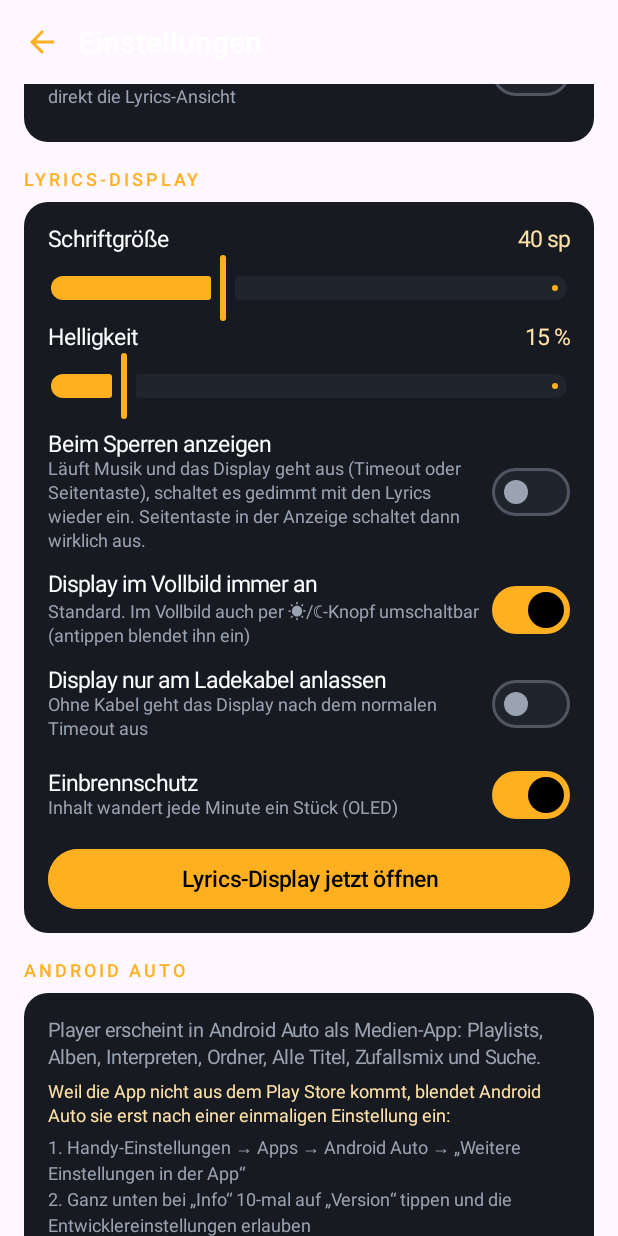
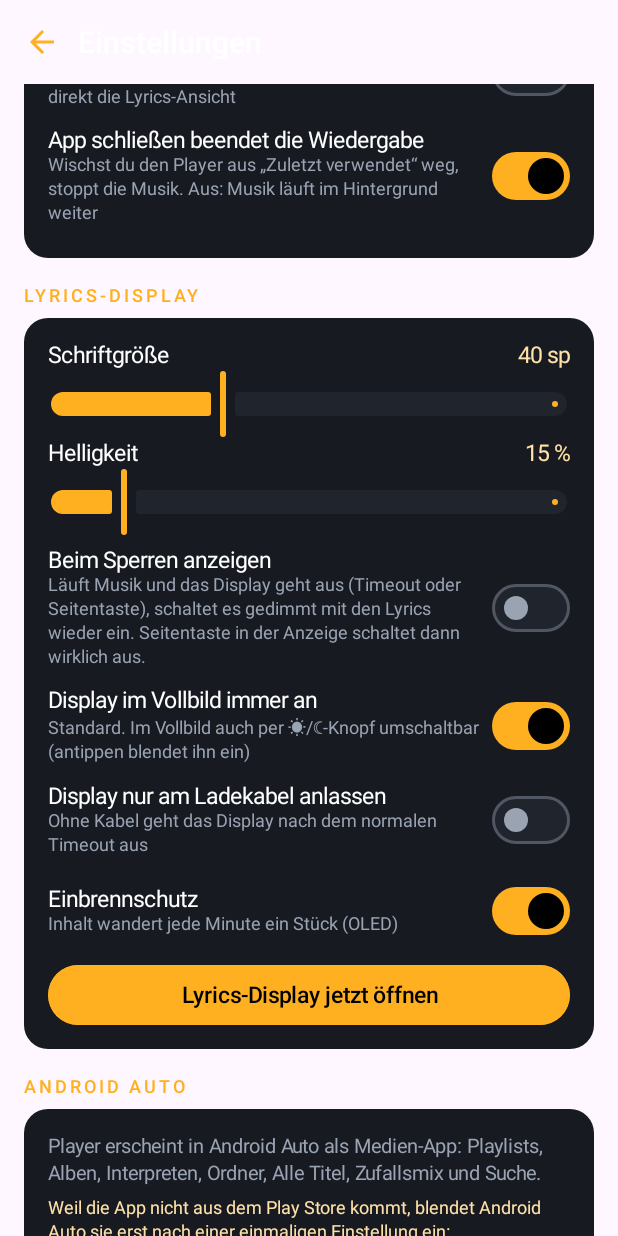
Before and after one commit to cappy0815/player, an Android app built with Jetpack Compose: the composable SettingsScreen shown on its own in the app's theme, scrolled down 1074 dp, on a phone screen of 412 x 824 dp. Run offline under Robolectric (Android 15) with nearby library versions, the phone set to English and light mode, and no system bars; pictures from the network do not load; 6 statements that could not run were skipped.

Commit message:
v0.10.3: Wiedergabe beenden beim Schließen, Screenshot im README
Co-Authored-By: Claude Opus 5.5 <noreply@anthropic.com>
Claude-Session: https://claude.ai/code/session_012EnHbtwGtZWvJnBzJAG86Q

```diff
--- a/app/build.gradle.kts
+++ b/app/build.gradle.kts
@@ -12,8 +12,8 @@ android {
         applicationId = "de.cappy.tagplayer"
         minSdk = 29
         targetSdk = 35
-        versionCode = 16
-        versionName = "0.10.2"
+        versionCode = 17
+        versionName = "0.10.3"
     }
     // Signierschlüssel liegt NICHT im Repo. Angaben in keystore.properties
     val ksFile = rootProject.file("keystore.properties")
--- a/app/src/main/java/de/cappy/tagplayer/Data.kt
+++ b/app/src/main/java/de/cappy/tagplayer/Data.kt
@@ -213,6 +213,10 @@ class Prefs private constructor(ctx: Context) {
     /** Beim Abspielen aus einer Liste direkt die Lyrics-Ansicht öffnen */
     var autoLyricsView: Boolean get() = _autoLyricsView.value; set(v) { _autoLyricsView.value = v; sp.edit().putBoolean("autoLyricsView", v).apply() }
 
+    private val _stopOnClose = b("stopOnClose", true)
+    /** App aus den „Zuletzt verwendet“ wegwischen beendet die Wiedergabe */
+    var stopOnClose: Boolean get() = _stopOnClose.value; set(v) { _stopOnClose.value = v; sp.edit().putBoolean("stopOnClose", v).apply() }
+
     private val _shift = b("pixelShift", true)
     var pixelShift: Boolean get() = _shift.value; set(v) { _shift.value = v; sp.edit().putBoolean("pixelShift", v).apply() }
 
--- a/app/src/main/java/de/cappy/tagplayer/HelpScreen.kt
+++ b/app/src/main/java/de/cappy/tagplayer/HelpScreen.kt
@@ -32,7 +32,7 @@ private val HELP: List<Pair<String, List<String>>> = listOf(
         "Unten erscheint der Miniplayer: antippen öffnet die Wiedergabe, die Knöpfe daneben öffnen Lyrics und Wiedergabeliste.",
         "In der Wiedergabe zwischen Cover und Lyrics wischen.",
         "Wiedergabeliste: zeigt, was gerade läuft und was danach kommt. Antippen springt zum Titel, langer Druck sortiert oder entfernt. Oben: Lyrics, als Playlist speichern, kommende Titel entfernen.",
-        "Im Hintergrund steuerst du Player über die Benachrichtigung (Pull-down): Zurück, Pause/Weiter, Weiter und „Beenden“. Beenden stoppt die Wiedergabe und schließt die Benachrichtigung.",
+        "Im Hintergrund steuerst du Player über die Benachrichtigung (Pull-down): Zurück, Pause/Weiter, Weiter und „Beenden“. Beenden stoppt die Wiedergabe und schließt die Benachrichtigung. Zusätzlich: Player aus „Zuletzt verwendet“ wegwischen beendet die Musik (abschaltbar unter Einstellungen → Wiedergabe), und im Wiedergabe-Menü (⋮) gibt es „Wiedergabe beenden“. „Weiterhören“ merkt sich trotzdem Titel und Stelle.",
         "Langer Druck auf das App-Icon: Weiterhören, Zufallsmix, Suchen, Lyrics-Vollbild. Die Einträge lassen sich auch auf den Startbildschirm ziehen.",
         "Die zuletzt gespielte Liste bleibt auch nach einem Neustart erhalten („Weiterhören“, Kopfhörer-Taste, Android Auto)."
     ),
--- a/app/src/main/java/de/cappy/tagplayer/InfoScreen.kt
+++ b/app/src/main/java/de/cappy/tagplayer/InfoScreen.kt
@@ -26,6 +26,11 @@ const val PROJECT_URL = "https://cappy0815.github.io/#player"
 
 /** Versionsgeschichte, neueste zuerst */
 val CHANGELOG = listOf(
+    "0.10.3" to listOf(
+        "Player aus „Zuletzt verwendet“ wegwischen beendet jetzt die Wiedergabe (Einstellungen → Wiedergabe, abschaltbar)",
+        "Wiedergabe-Menü (⋮): „Wiedergabe beenden“",
+        "Weiterhören merkt sich dabei Titel und Stelle"
+    ),
     "0.10.2" to listOf(
         "Diagnose: Protokoll zeichnet auf, wohin der Ton geht (Musik- oder Gesprächskanal), den Audio-Modus, verbundene Steuerungen und Tasten von Lenkrad/Radio"
     ),
--- a/app/src/main/java/de/cappy/tagplayer/Online.kt
+++ b/app/src/main/java/de/cappy/tagplayer/Online.kt
@@ -13,7 +13,7 @@ import java.net.URLEncoder
 import java.text.Normalizer
 import kotlin.math.abs
 
-private const val UA = "Player/0.10.2 ( https://github.com/cappy0815 )"
+private const val UA = "Player/0.10.3 ( https://github.com/cappy0815 )"
 
 object Http {
     /** GET, liefert (Statuscode, Bytes). Folgt Weiterleitungen (Cover Art Archive -> archive.org). */
--- a/app/src/main/java/de/cappy/tagplayer/PlayerScreen.kt
+++ b/app/src/main/java/de/cappy/tagplayer/PlayerScreen.kt
@@ -52,6 +52,7 @@ fun PlayerScreen() {
                     DropdownMenuItem({ Text("Wiedergabeliste") }, onClick = { menu = false; Navi.go(Nav.Queue) })
                     DropdownMenuItem({ Text("Tags bearbeiten") }, onClick = { menu = false; s?.let { Navi.go(Nav.Editor(it.id)) } })
                     DropdownMenuItem({ Text("Lyrics suchen / bearbeiten") }, onClick = { menu = false; s?.let { Navi.go(Nav.LyricsEdit(it.id)) } })
+                    DropdownMenuItem({ Text("Wiedergabe beenden") }, onClick = { menu = false; PlayerHub.stopAll() })
                     DropdownMenuItem({ Text("Lyrics automatisch neu suchen") }, onClick = {
                         menu = false
                         s?.let { scope.launch { LyricsStore.forget(ctx, it); LyricsStore.load(ctx, it, true, force = true) } }
--- a/app/src/main/java/de/cappy/tagplayer/SettingsScreen.kt
+++ b/app/src/main/java/de/cappy/tagplayer/SettingsScreen.kt
@@ -113,6 +113,8 @@ fun SettingsScreen() {
             Card {
                 SwitchRow("Beim Abspielen immer zu Lyrics wechseln", "Startest du einen Titel aus einer Liste, öffnet sich direkt die Lyrics-Ansicht",
                     p.autoLyricsView) { p.autoLyricsView = it }
+                SwitchRow("App schließen beendet die Wiedergabe", "Wischst du den Player aus „Zuletzt verwendet“ weg, stoppt die Musik. Aus: Musik läuft im Hintergrund weiter",
+                    p.stopOnClose) { p.stopOnClose = it }
             }
 
             SectionTitle("Lyrics-Display")
```
Also changed, not shown: app/src/main/java/de/cappy/tagplayer/Playback.kt (+8 -0 lines), 2 other files.
